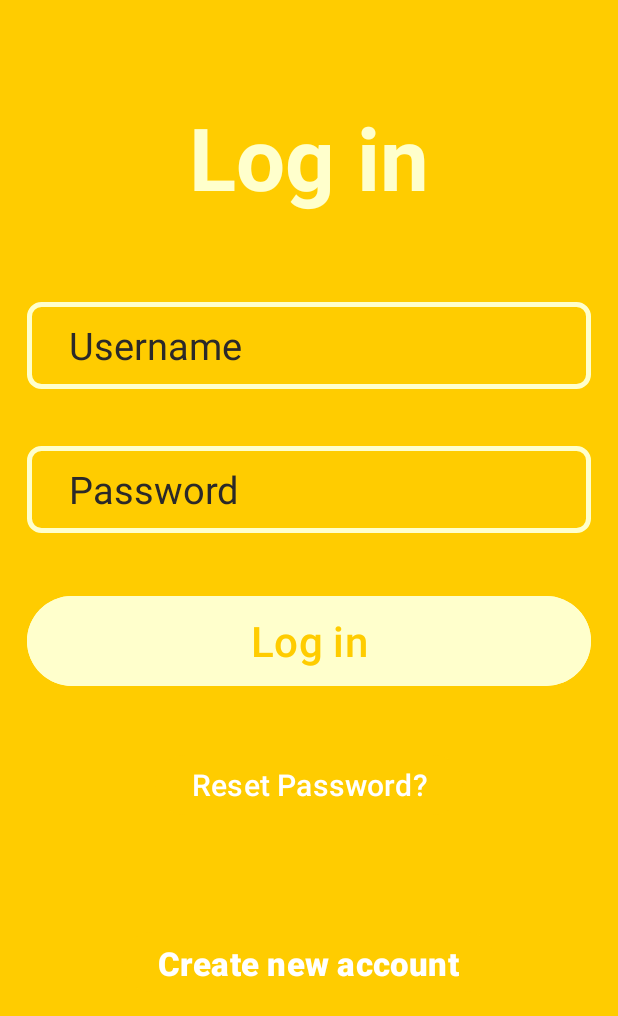
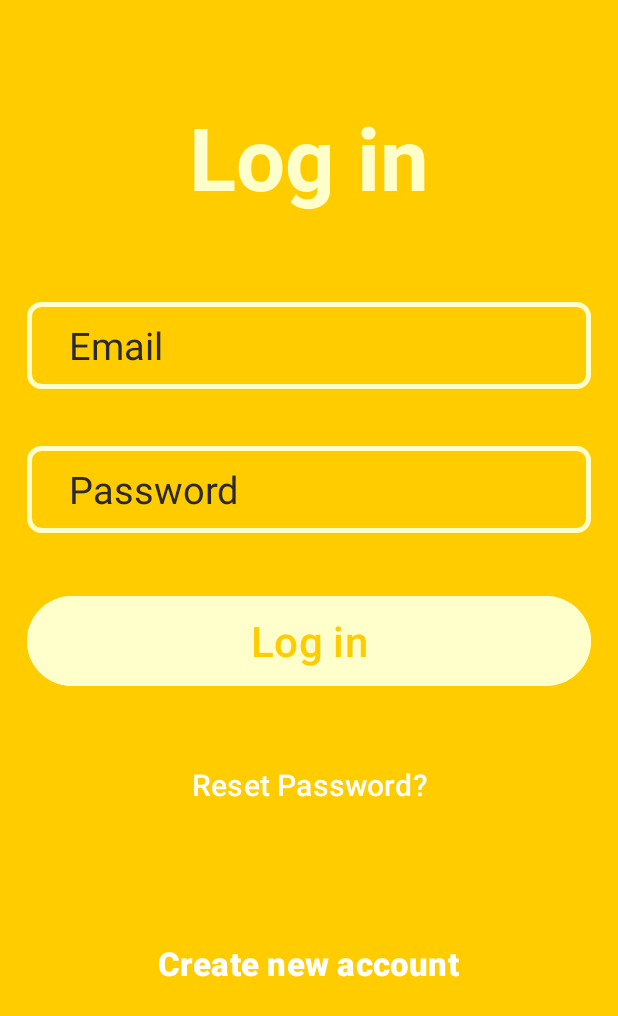
Before and after one commit to kilibarda4/AnimalRecognition, an Android app: the screen it shows after launch (LoginActivity), on a phone screen of 412 x 824 dp. Shown: the top 1016 px of the screen. Run offline under Robolectric (Android 15) with nearby library versions, the phone set to English and light mode, and no system bars; our stand-ins replace Firebase (no records; nobody signed in at launch, a user with empty details on screens opened directly).

Commit message:
fix: email hint

```diff
--- a/app/src/main/res/layout/activity_login.xml
+++ b/app/src/main/res/layout/activity_login.xml
@@ -27,7 +27,7 @@
         android:layout_marginBottom="38dp"
         android:autofillHints="emailAddress"
         android:background="@drawable/edittextbackground"
-        android:hint="@string/username1"
+        android:hint="@string/emailHint"
         android:inputType="textEmailAddress"
         android:maxWidth="480dp"
         android:maxLength="100"
--- a/app/src/main/res/values/strings.xml
+++ b/app/src/main/res/values/strings.xml
@@ -35,4 +35,5 @@
     <string name="yes">Yes</string>
     <string name="no">No</string>
     <string name="forgot_password">Reset Password?</string>
+    <string name="emailHint">Email</string>
 </resources>
```
